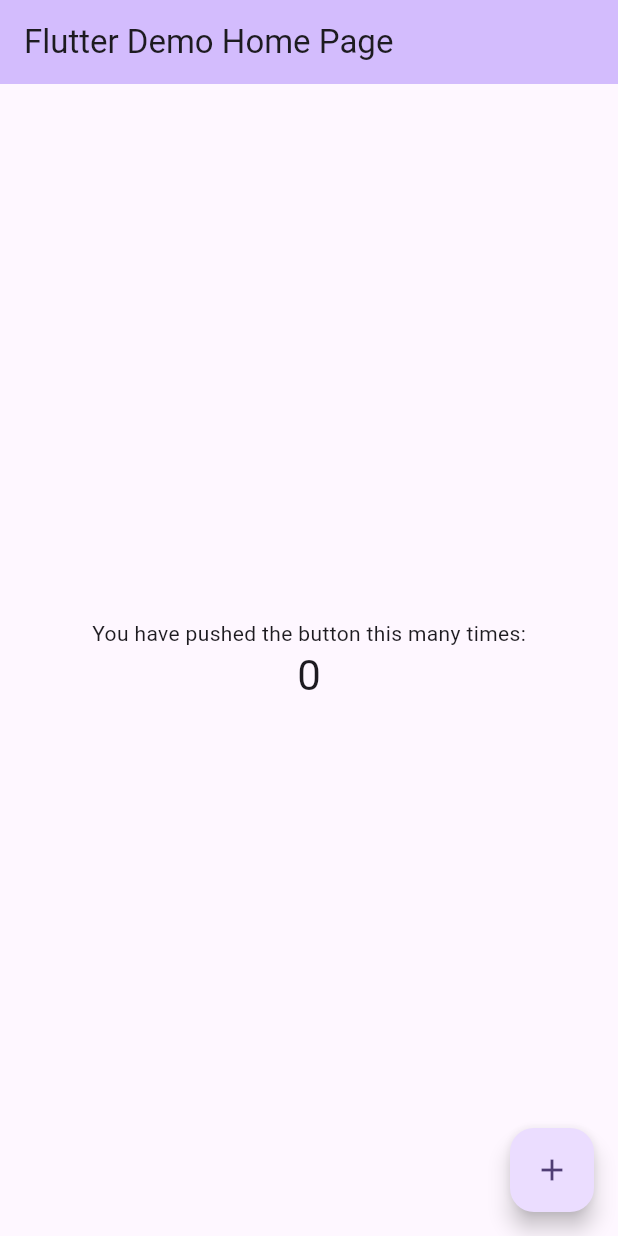
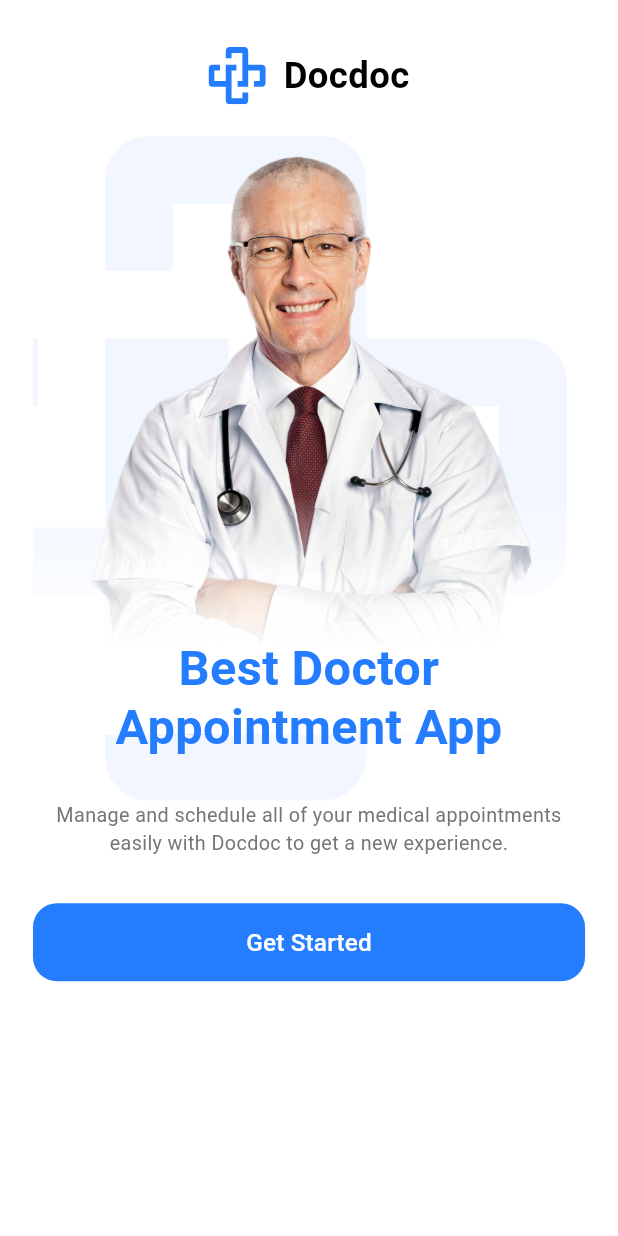
Before and after one commit to mahmoudAbdelraheem/flutter_advanced, a Flutter app: the screen it shows after launch, on a phone screen of 412 x 824 dp. Run offline on Flutter 3.47's test engine with Material 3 defaults, Android fonts, the phone set to English and light mode, and no system bars; our stand-ins replace flutter_screenutil, flutter_svg.

Commit message:
adding app router and onboarding screen

```diff
--- /dev/null
+++ b/lib/core/helpers/extentions.dart
@@ -0,0 +1,20 @@
+import 'package:flutter/material.dart';
+
+extension Navigation on BuildContext {
+  Future<dynamic> pushNamed(String routeName, {Object? arguments}) {
+    return Navigator.of(this).pushNamed(routeName, arguments: arguments);
+  }
+
+  Future<dynamic> pushReplacementNamed(String routeName, {Object? arguments}) {
+    return Navigator.of(this)
+        .pushReplacementNamed(routeName, arguments: arguments);
+  }
+
+  Future<dynamic> pushNamedAndRemoveUntil(String routeName,
+      {Object? arguments, required RoutePredicate predicate}) {
+    return Navigator.of(this)
+        .pushNamedAndRemoveUntil(routeName, predicate, arguments: arguments);
+  }
+
+  void pop() => Navigator.of(this).pop();
+}
--- /dev/null
+++ b/lib/core/routing/app_router.dart
@@ -0,0 +1,30 @@
+import 'package:flutter/material.dart';
+import 'package:flutter_advanced/core/routing/routes.dart';
+import 'package:flutter_advanced/features/login/ui/login_screen.dart';
+import 'package:flutter_advanced/features/onboarding/onboarding_screen.dart';
+
+class AppRouter {
+  Route generateRoute(RouteSettings routeSettings) {
+    //! this argument passed to any screen need it like this (argument as modelName).
+    final arguments = routeSettings.arguments;
+
+    switch (routeSettings.name) {
+      case Routes.onBoardingScreen:
+        return MaterialPageRoute(
+          builder: (_) => const OnboardingScreen(),
+        );
+      case Routes.loginScreen:
+        return MaterialPageRoute(
+          builder: (_) => const LoginScreen(),
+        );
+      default:
+        return MaterialPageRoute(
+          builder: (_) => Scaffold(
+            body: Center(
+              child: Text('No route defined for ${routeSettings.name}'),
+            ),
+          ),
+        );
+    }
+  }
+}
--- /dev/null
+++ b/lib/core/routing/routes.dart
@@ -0,0 +1,4 @@
+class Routes {
+  static const String onBoardingScreen = 'onBoardingScreen';
+  static const String loginScreen = 'loginScreen';
+}
--- /dev/null
+++ b/lib/core/theming/colors.dart
@@ -0,0 +1,6 @@
+import 'package:flutter/material.dart';
+
+class ColorsManager {
+  static const Color mainBlue = Color(0xFF247CFF);
+  static const Color mainGray = Color(0xFF757575);
+}
--- /dev/null
+++ b/lib/core/theming/styles.dart
@@ -0,0 +1,29 @@
+import 'package:flutter/material.dart';
+import 'package:flutter_advanced/core/theming/colors.dart';
+import 'package:flutter_screenutil/flutter_screenutil.dart';
+
+class TextStyles {
+  static TextStyle font24Black700Weigth = TextStyle(
+    fontSize: 24.sp,
+    fontWeight: FontWeight.w700,
+    color: Colors.black,
+  );
+
+  static TextStyle font32BlueBold = TextStyle(
+    fontSize: 32.sp,
+    fontWeight: FontWeight.bold,
+    color: ColorsManager.mainBlue,
+  );
+
+  static TextStyle font13GreyRegular = TextStyle(
+    fontSize: 13.sp,
+    fontWeight: FontWeight.normal,
+    color: ColorsManager.mainGray,
+  );
+
+  static TextStyle font16WhiteSemiBold = TextStyle(
+    fontSize: 16.sp,
+    fontWeight: FontWeight.w500,
+    color: Colors.white,
+  );
+}
--- /dev/null
+++ b/lib/doc_app.dart
@@ -0,0 +1,28 @@
+import 'package:flutter/material.dart';
+import 'package:flutter_advanced/core/routing/app_router.dart';
+import 'package:flutter_advanced/core/routing/routes.dart';
+import 'package:flutter_advanced/core/theming/colors.dart';
+import 'package:flutter_screenutil/flutter_screenutil.dart';
+
+class DocApp extends StatelessWidget {
+  final AppRouter appRouter;
+  const DocApp({super.key, required this.appRouter});
+
+  @override
+  Widget build(BuildContext context) {
+    return ScreenUtilInit(
+      designSize: const Size(375, 812),
+      minTextAdapt: true,
+      child: MaterialApp(
+        title: 'Doc Doc App',
+        debugShowCheckedModeBanner: false,
+        theme: ThemeData(
+          primaryColor: ColorsManager.mainBlue,
+          scaffoldBackgroundColor: Colors.white,
+        ),
+        initialRoute: Routes.onBoardingScreen,
+        onGenerateRoute: appRouter.generateRoute,
+      ),
+    );
+  }
+}
--- /dev/null
+++ b/lib/features/login/ui/login_screen.dart
@@ -0,0 +1,12 @@
+import 'package:flutter/material.dart';
+
+class LoginScreen extends StatelessWidget {
+  const LoginScreen({super.key});
+
+  @override
+  Widget build(BuildContext context) {
+    return Scaffold(
+      body: Text('login screen '),
+    );
+  }
+}
--- /dev/null
+++ b/lib/features/onboarding/onboarding_screen.dart
@@ -0,0 +1,41 @@
+import 'package:flutter/material.dart';
+import 'package:flutter_advanced/core/theming/styles.dart';
+import 'package:flutter_advanced/features/onboarding/widgets/doc_logo_and_name.dart';
+import 'package:flutter_advanced/features/onboarding/widgets/doctor_image_and_text.dart';
+import 'package:flutter_advanced/features/onboarding/widgets/get_started_button.dart';
+import 'package:flutter_screenutil/flutter_screenutil.dart';
+
+class OnboardingScreen extends StatelessWidget {
+  const OnboardingScreen({super.key});
+
+  @override
+  Widget build(BuildContext context) {
+    return Scaffold(
+      body: SafeArea(
+        child: SingleChildScrollView(
+          child: Padding(
+            padding: EdgeInsets.symmetric(
+              horizontal: 20.w,
+              vertical: 30.h,
+            ),
+            child: Column(
+              mainAxisSize: MainAxisSize.min,
+              children: [
+                const DocLogoAndName(),
+                SizedBox(height: 20.h),
+                const DoctorImageAndText(),
+                Text(
+                  'Manage and schedule all of your medical appointments easily with Docdoc to get a new experience.',
+                  style: TextStyles.font13GreyRegular,
+                  textAlign: TextAlign.center,
+                ),
+                SizedBox(height: 30.h),
+                const GetStartedButton(),
+              ],
+            ),
+          ),
+        ),
+      ),
+    );
+  }
+}
--- /dev/null
+++ b/lib/features/onboarding/widgets/doc_logo_and_name.dart
@@ -0,0 +1,23 @@
+import 'package:flutter/material.dart';
+import 'package:flutter_advanced/core/theming/styles.dart';
+import 'package:flutter_screenutil/flutter_screenutil.dart';
+import 'package:flutter_svg/flutter_svg.dart';
+
+class DocLogoAndName extends StatelessWidget {
+  const DocLogoAndName({super.key});
+
+  @override
+  Widget build(BuildContext context) {
+    return Row(
+      mainAxisAlignment: MainAxisAlignment.center,
+      children: [
+        SvgPicture.asset('assets/svgs/docdoc_logo.svg'),
+        SizedBox(width: 10.w),
+        Text(
+          'Docdoc',
+          style: TextStyles.font24Black700Weigth,
+        ),
+      ],
+    );
+  }
+}
--- /dev/null
+++ b/lib/features/onboarding/widgets/doctor_image_and_text.dart
@@ -0,0 +1,46 @@
+import 'package:flutter/material.dart';
+import 'package:flutter_advanced/core/theming/styles.dart';
+import 'package:flutter_svg/flutter_svg.dart';
+
+class DoctorImageAndText extends StatelessWidget {
+  const DoctorImageAndText({super.key});
+
+  @override
+  Widget build(BuildContext context) {
+    return Stack(
+      children: [
+        SvgPicture.asset('assets/svgs/docdoc_logo_low_opacity.svg'),
+        Container(
+          foregroundDecoration: BoxDecoration(
+            gradient: LinearGradient(
+              colors: [
+                Colors.white,
+                Colors.white.withOpacity(0.0),
+              ],
+              begin: Alignment.bottomCenter,
+              end: Alignment.topCenter,
+              stops: const [0.14, 0.4],
+            ),
+          ),
+          child: Image.asset(
+            'assets/images/onboarding_doctor.png',
+            height: 400,
+            width: double.infinity,
+          ),
+        ),
+        Positioned(
+          left: 0,
+          right: 0,
+          bottom: 30,
+          child: Text(
+            "Best Doctor Appointment App",
+            textAlign: TextAlign.center,
+            style: TextStyles.font32BlueBold.copyWith(
+              height: 1.2,
+            ),
+          ),
+        )
+      ],
+    );
+  }
+}
--- /dev/null
+++ b/lib/features/onboarding/widgets/get_started_button.dart
@@ -0,0 +1,36 @@
+import 'package:flutter/material.dart';
+import 'package:flutter_advanced/core/helpers/extentions.dart';
+import 'package:flutter_advanced/core/routing/routes.dart';
+import 'package:flutter_advanced/core/theming/colors.dart';
+import 'package:flutter_advanced/core/theming/styles.dart';
+
+class GetStartedButton extends StatelessWidget {
+  const GetStartedButton({super.key});
+
+  @override
+  Widget build(BuildContext context) {
+    return TextButton(
+      onPressed: () {
+        context.pushNamed(Routes.loginScreen);
+      },
+      style: ButtonStyle(
+        shape: WidgetStatePropertyAll<OutlinedBorder>(
+          RoundedRectangleBorder(
+            borderRadius: BorderRadius.circular(16),
+          ),
+        ),
+        backgroundColor: const WidgetStatePropertyAll<Color>(
+          ColorsManager.mainBlue,
+        ),
+        tapTargetSize: MaterialTapTargetSize.shrinkWrap,
+        minimumSize: const WidgetStatePropertyAll<Size>(
+          Size(double.infinity, 52),
+        ),
+      ),
+      child: Text(
+        'Get Started',
+        style: TextStyles.font16WhiteSemiBold,
+      ),
+    );
+  }
+}
--- a/lib/main.dart
+++ b/lib/main.dart
@@ -1,71 +1,7 @@
 import 'package:flutter/material.dart';
+import 'package:flutter_advanced/core/routing/app_router.dart';
+import 'package:flutter_advanced/doc_app.dart';
 
 void main() {
-  runApp(const MyApp());
+  runApp(DocApp(appRouter: AppRouter()));
 }
-
-class MyApp extends StatelessWidget {
-  const MyApp({super.key});
-
-  // This widget is the root of your application.
-  @override
-  Widget build(BuildContext context) {
-    return MaterialApp(
-      title: 'Flutter Demo',
-      debugShowCheckedModeBanner: false,
-      theme: ThemeData(
-        colorScheme: ColorScheme.fromSeed(seedColor: Colors.deepPurple),
-        useMaterial3: true,
-      ),
-      home: const MyHomePage(title: 'Flutter Demo Home Page'),
-    );
-  }
-}
-
-class MyHomePage extends StatefulWidget {
-  const MyHomePage({super.key, required this.title});
-
-  final String title;
-
-  @override
-  State<MyHomePage> createState() => _MyHomePageState();
-}
-
-class _MyHomePageState extends State<MyHomePage> {
-  int _counter = 0;
-
-  void _incrementCounter() {
-    setState(() {
-      _counter++;
-    });
-  }
-
-  @override
-  Widget build(BuildContext context) {
-    return Scaffold(
-      appBar: AppBar(
-        backgroundColor: Theme.of(context).colorScheme.inversePrimary,
-        title: Text(widget.title),
-      ),
-      body: Center(
-        child: Column(
-          mainAxisAlignment: MainAxisAlignment.center,
-          children: <Widget>[
-            const Text(
-              'You have pushed the button this many times:',
-            ),
-            Text(
-              '$_counter',
-              style: Theme.of(context).textTheme.headlineMedium,
-            ),
-          ],
-        ),
-      ),
-      floatingActionButton: FloatingActionButton(
-        onPressed: _incrementCounter,
-        tooltip: 'Increment',
-        child: const Icon(Icons.add),
-      ),
-    );
-  }
-}
```
Also changed, not shown: pubspec.yaml (+7 -3 lines), assets/images/onboarding_doctor.png (added), assets/svgs/docdoc_logo.svg (added), assets/svgs/docdoc_logo_low_opacity.svg (added), pubspec.lock, 1 other file.
